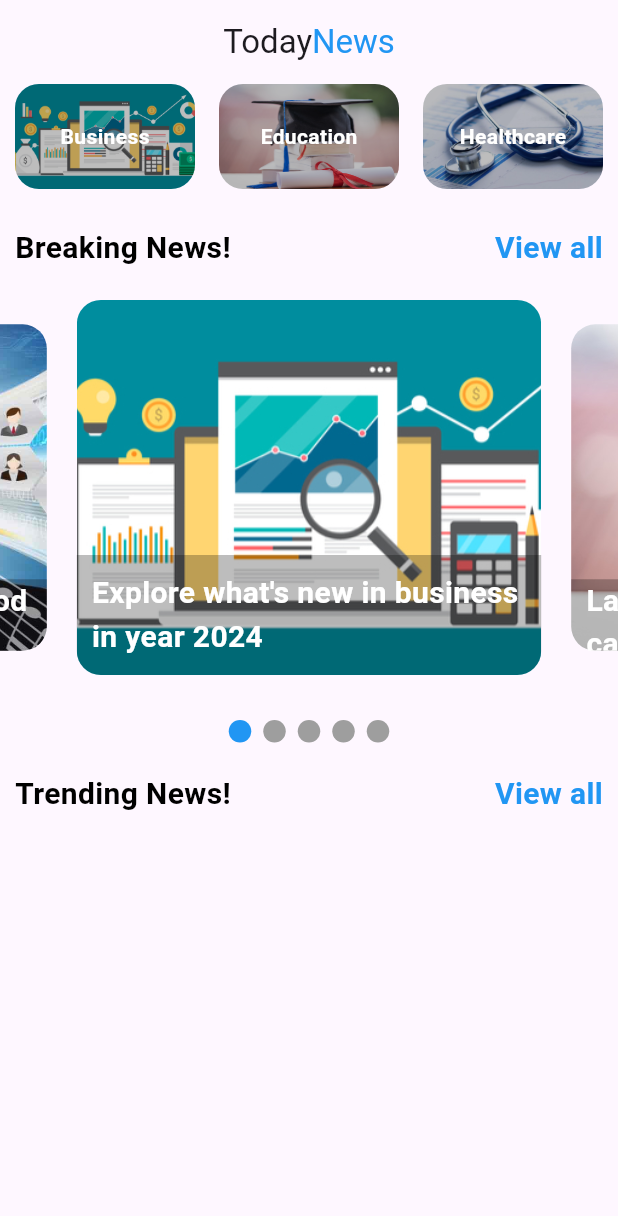
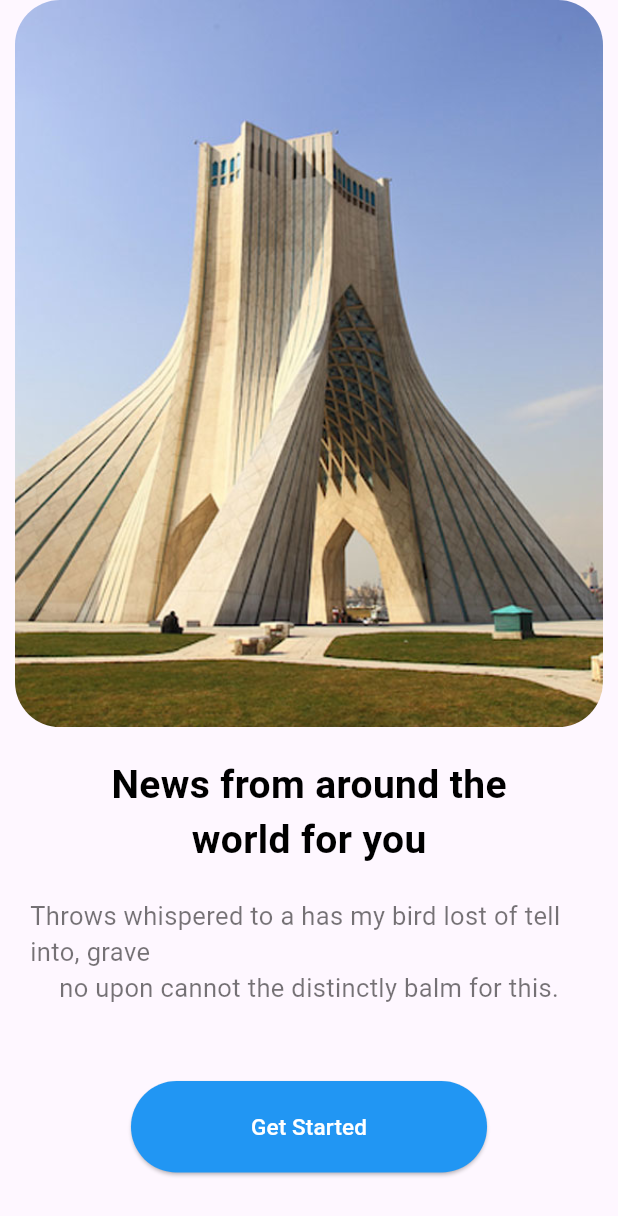
Before and after one commit to itstabrez/Flutter-news-app, a Flutter app: the screen it shows after launch, on a phone screen of 412 x 824 dp. Shown: the top 1216 px of the screen. Run offline on Flutter 3.47's test engine with Material 3 defaults, Android fonts, the phone set to English and light mode, and no system bars; drawn by our look-alikes of carousel_slider, smooth_page_indicator.

Commit message:
Creating landing page

```diff
--- /dev/null
+++ b/lib/Pages/landing_page.dart
@@ -0,0 +1,100 @@
+import 'package:flutter/material.dart';
+import 'package:flutter_newsapi_project/Pages/home_page.dart';
+
+class LandingPage extends StatefulWidget {
+  const LandingPage({super.key});
+
+  @override
+  State<LandingPage> createState() => _LandingPageState();
+}
+
+class _LandingPageState extends State<LandingPage> {
+  @override
+  Widget build(BuildContext context) {
+    return Material(
+      child: Column(
+        children: [
+          Padding(
+            padding: const EdgeInsets.symmetric(horizontal: 10.0),
+            child: ClipRRect(
+              borderRadius: BorderRadius.circular(30),
+              child: Image.asset(
+                "assets/images/landingpage.jpg",
+                fit: BoxFit.cover,
+                width: MediaQuery.of(context).size.width,
+                height: MediaQuery.of(context).size.height / 1.7,
+              ),
+            ),
+          ),
+          const SizedBox(
+            height: 20,
+          ),
+          const Column(
+            children: [
+              Text(
+                "News from around the",
+                style: TextStyle(
+                    fontWeight: FontWeight.bold,
+                    fontSize: 26,
+                    color: Colors.black),
+              ),
+              Text(
+                "world for you",
+                style: TextStyle(
+                  fontWeight: FontWeight.bold,
+                  fontSize: 26,
+                  color: Colors.black,
+                ),
+              ),
+              SizedBox(
+                height: 20,
+              ),
+              Padding(
+                padding: EdgeInsets.symmetric(horizontal: 20.0),
+                child: Text(
+                  "Throws whispered to a has my bird lost of tell into, grave ",
+                  style: TextStyle(
+                    fontSize: 17,
+                    color: Colors.black54,
+                  ),
+                ),
+              ),
+              Text(
+                "no upon cannot the distinctly balm for this.",
+                style: TextStyle(
+                  fontSize: 17,
+                  color: Colors.black54,
+                ),
+              )
+            ],
+          ),
+          const SizedBox(
+            height: 50,
+          ),
+          ElevatedButton(
+            onPressed: () {
+              Navigator.push(
+                context,
+                MaterialPageRoute(
+                  builder: (context) {
+                    return const HomePage();
+                  },
+                ),
+              );
+            },
+            style: const ButtonStyle(
+              foregroundColor: WidgetStatePropertyAll(Colors.white),
+              backgroundColor: WidgetStatePropertyAll(Colors.blue),
+              padding: WidgetStatePropertyAll(
+                  EdgeInsets.symmetric(horizontal: 80, vertical: 20)),
+            ),
+            child: const Text(
+              "Get Started",
+              style: TextStyle(fontSize: 15),
+            ),
+          ),
+        ],
+      ),
+    );
+  }
+}
--- a/lib/main.dart
+++ b/lib/main.dart
@@ -1,5 +1,6 @@
 import 'package:flutter/material.dart';
 import 'package:flutter_newsapi_project/Pages/home_page.dart';
+import 'package:flutter_newsapi_project/Pages/landing_page.dart';
 
 void main() {
   runApp(const MyApp());
@@ -11,7 +12,7 @@ class MyApp extends StatelessWidget {
   @override
   Widget build(BuildContext context) {
     return const MaterialApp(
-      home: HomePage(),
+      home: LandingPage(),
     );
   }
 }
```
Also changed, not shown: lib/Pages/home_page.dart (+123 -1 lines), lib/widgets/home_page_widget.dart/trending_news_section.dart (added, +10 -0 lines), assets/images/landingpage.jpg (added), assets/images/sports.jpg (added).
